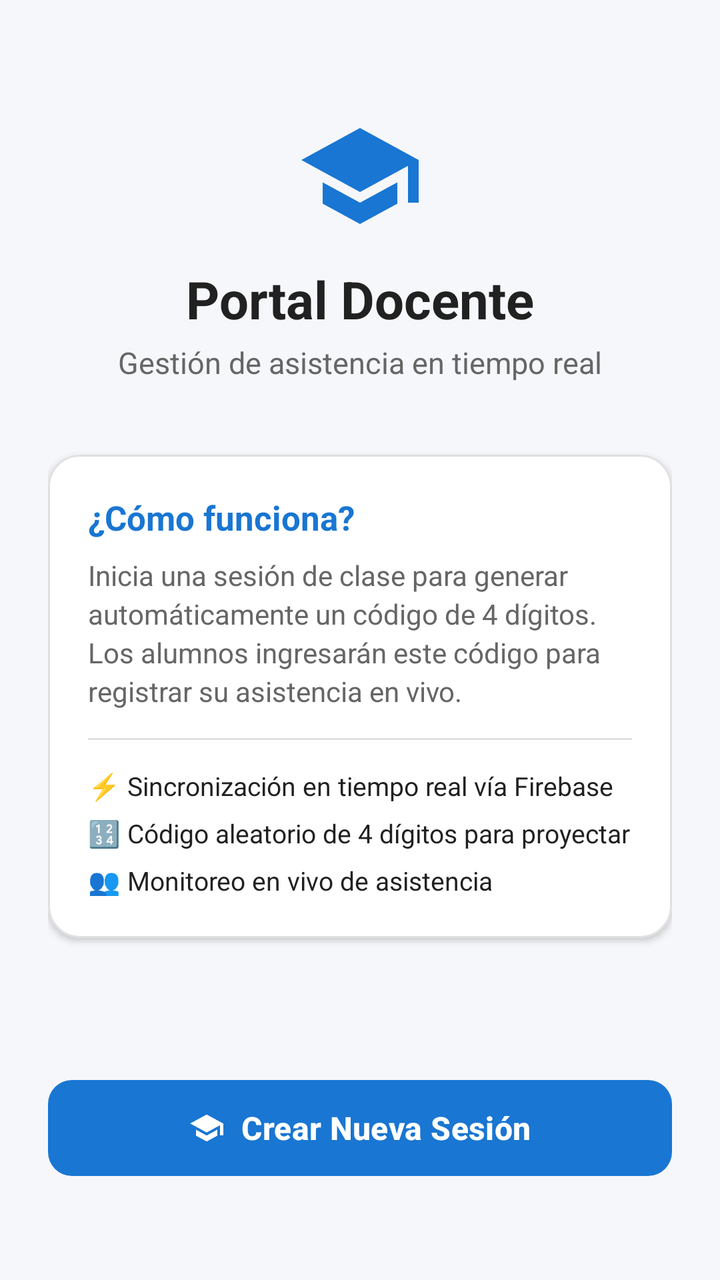
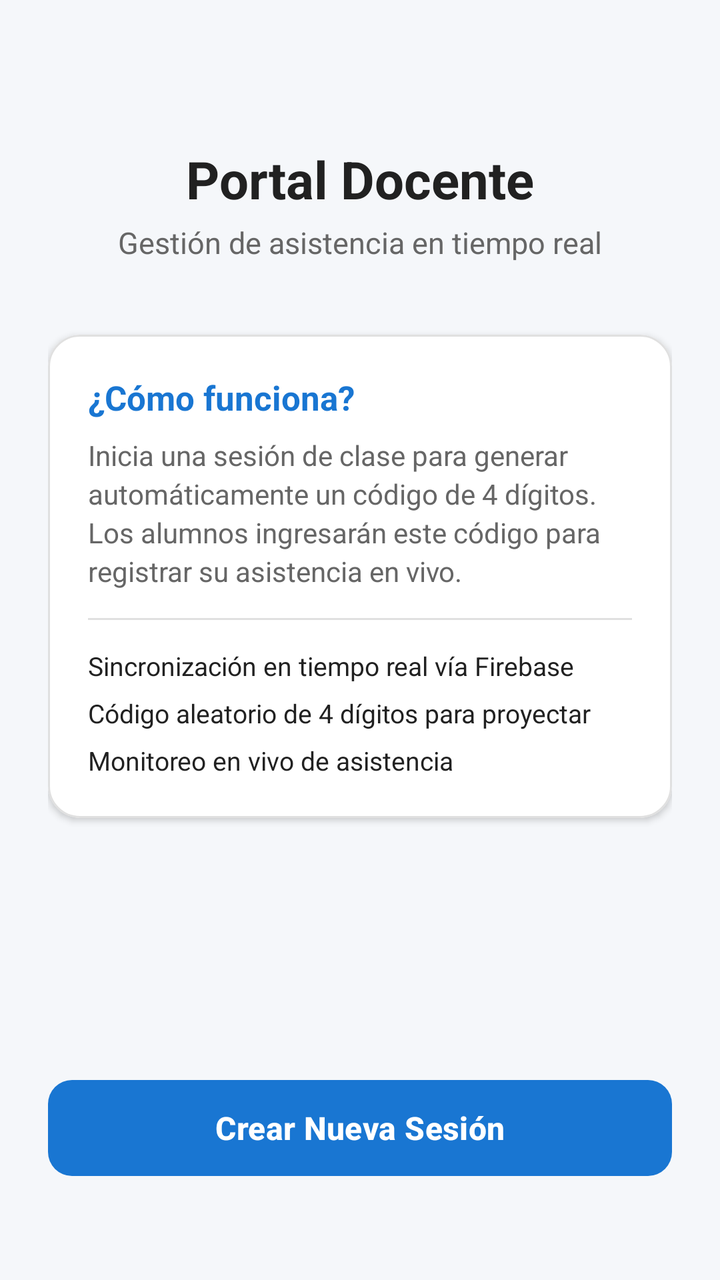

The first picture is an Android layout as it rendered before a commit; the second is the same layout after the commit. The layout source and the unified diff follow.
<!-- AndroidManifest.xml: application theme Theme.Asistencia -->
<!-- res/layout/activity_principal.xml -->
<?xml version="1.0" encoding="utf-8"?>
<androidx.constraintlayout.widget.ConstraintLayout xmlns:android="http://schemas.android.com/apk/res/android"
    xmlns:app="http://schemas.android.com/apk/res-auto"
    xmlns:tools="http://schemas.android.com/tools"
    android:id="@+id/mainPrincipal"
    android:layout_width="match_parent"
    android:layout_height="match_parent"
    android:background="@color/background_soft"
    android:padding="24dp"
    tools:context=".ui.principal.PrincipalActivity">

    
    <ImageView
        android:id="@+id/ivIconoPortal"
        android:layout_width="64dp"
        android:layout_height="64dp"
        android:layout_marginTop="32dp"
        android:contentDescription="@string/app_name"
        android:src="@drawable/ic_school"
        app:layout_constraintEnd_toEndOf="parent"
        app:layout_constraintStart_toStartOf="parent"
        app:layout_constraintTop_toTopOf="parent"
        app:tint="@color/primary_blue" />

    <TextView
        android:id="@+id/tvTituloPortal"
        android:layout_width="wrap_content"
        android:layout_height="wrap_content"
        android:layout_marginTop="12dp"
        android:text="@string/title_portal_docente"
        android:textColor="@color/text_primary"
        android:textSize="26sp"
        android:textStyle="bold"
        app:layout_constraintEnd_toEndOf="parent"
        app:layout_constraintStart_toStartOf="parent"
        app:layout_constraintTop_toBottomOf="@id/ivIconoPortal" />

    <TextView
        android:id="@+id/tvSubtituloPortal"
        android:layout_width="wrap_content"
        android:layout_height="wrap_content"
        android:layout_marginTop="4dp"
        android:text="@string/subtitle_portal_docente"
        android:textColor="@color/text_secondary"
        android:textSize="15sp"
        app:layout_constraintEnd_toEndOf="parent"
        app:layout_constraintStart_toStartOf="parent"
        app:layout_constraintTop_toBottomOf="@id/tvTituloPortal" />

    
    <com.google.android.material.card.MaterialCardView
        android:id="@+id/cardInfo"
        android:layout_width="0dp"
        android:layout_height="wrap_content"
        android:layout_marginTop="36dp"
        app:cardBackgroundColor="@color/surface_card"
        app:cardCornerRadius="16dp"
        app:cardElevation="2dp"
        app:layout_constraintEnd_toEndOf="parent"
        app:layout_constraintStart_toStartOf="parent"
        app:layout_constraintTop_toBottomOf="@id/tvSubtituloPortal"
        app:strokeColor="@color/divider"
        app:strokeWidth="1dp">

        <LinearLayout
            android:layout_width="match_parent"
            android:layout_height="wrap_content"
            android:orientation="vertical"
            android:padding="20dp">

            <TextView
                android:id="@+id/tvCardTitulo"
                android:layout_width="match_parent"
                android:layout_height="wrap_content"
                android:text="¿Cómo funciona?"
                android:textColor="@color/primary_blue"
                android:textSize="17sp"
                android:textStyle="bold" />

            <TextView
                android:id="@+id/tvCardDescripcion"
                android:layout_width="match_parent"
                android:layout_height="wrap_content"
                android:layout_marginTop="8dp"
                android:lineSpacingExtra="3dp"
                android:text="@string/info_profesor"
                android:textColor="@color/text_secondary"
                android:textSize="14sp" />

            <View
                android:layout_width="match_parent"
                android:layout_height="1dp"
                android:layout_marginTop="14dp"
                android:layout_marginBottom="14dp"
                android:background="@color/divider" />

            <TextView
                android:id="@+id/tvCaracteristica1"
                android:layout_width="match_parent"
                android:layout_height="wrap_content"
                android:text="⚡ Sincronización en tiempo real vía Firebase"
                android:textColor="@color/text_primary"
                android:textSize="13sp" />

            <TextView
                android:id="@+id/tvCaracteristica2"
                android:layout_width="match_parent"
                android:layout_height="wrap_content"
                android:layout_marginTop="6dp"
                android:text="🔢 Código aleatorio de 4 dígitos para proyectar"
                android:textColor="@color/text_primary"
                android:textSize="13sp" />

            <TextView
                android:id="@+id/tvCaracteristica3"
                android:layout_width="match_parent"
                android:layout_height="wrap_content"
                android:layout_marginTop="6dp"
                android:text="👥 Monitoreo en vivo de asistencia"
                android:textColor="@color/text_primary"
                android:textSize="13sp" />

        </LinearLayout>
    </com.google.android.material.card.MaterialCardView>

    
    <com.google.android.material.button.MaterialButton
        android:id="@+id/btnCrearSesion"
        android:layout_width="0dp"
        android:layout_height="56dp"
        android:layout_marginBottom="24dp"
        android:text="@string/btn_crear_sesion"
        android:textAllCaps="false"
        android:textSize="16sp"
        android:textStyle="bold"
        app:backgroundTint="@color/primary_blue"
        app:cornerRadius="12dp"
        app:icon="@drawable/ic_school"
        app:iconGravity="textStart"
        app:layout_constraintBottom_toBottomOf="parent"
        app:layout_constraintEnd_toEndOf="parent"
        app:layout_constraintStart_toStartOf="parent" />

</androidx.constraintlayout.widget.ConstraintLayout>
<!-- resources referenced by this layout -->
<resources>
  <color name="background_soft">#F5F7FA</color>
  <color name="divider">#E0E0E0</color>
  <color name="primary_blue">#1976D2</color>
  <color name="surface_card">#FFFFFF</color>
  <color name="text_primary">#212121</color>
  <color name="text_secondary">#666666</color>
  <!-- drawable ic_school (drawable) -->
  <vector xmlns:android="http://schemas.android.com/apk/res/android"
      android:width="24dp"
      android:height="24dp"
      android:viewportWidth="24"
      android:viewportHeight="24">
    <path
        android:fillColor="#FF000000"
        android:pathData="M5,13.18v4L12,21l7,-3.82v-4L12,17l-7,-3.82zM12,3L1,9l11,6 9,-4.91V17h2V9L12,3z"/>
  </vector>
  <string name="app_name">Asistencia Profesor</string>
  <string name="btn_crear_sesion">Crear Nueva Sesión</string>
  <string name="info_profesor">Inicia una sesión de clase para generar automáticamente un código de 4 dígitos. Los alumnos ingresarán este código para registrar su asistencia en vivo.</string>
  <string name="subtitle_portal_docente">Gestión de asistencia en tiempo real</string>
  <string name="title_portal_docente">Portal Docente</string>
  <style name="Theme.Asistencia" parent="Base.Theme.Asistencia" />
  <style name="Base.Theme.Asistencia" parent="Theme.Material3.DayNight.NoActionBar">
          
          
      </style>
</resources>

<!-- the commit's change to res/layout/activity_principal.xml (unified diff, before → after) -->
@@ -9,31 +9,18 @@
     android:padding="24dp"
     tools:context=".ui.principal.PrincipalActivity">
 
-    
-    <ImageView
-        android:id="@+id/ivIconoPortal"
-        android:layout_width="64dp"
-        android:layout_height="64dp"
-        android:layout_marginTop="32dp"
-        android:contentDescription="@string/app_name"
-        android:src="@drawable/ic_school"
-        app:layout_constraintEnd_toEndOf="parent"
-        app:layout_constraintStart_toStartOf="parent"
-        app:layout_constraintTop_toTopOf="parent"
-        app:tint="@color/primary_blue" />
-
     <TextView
         android:id="@+id/tvTituloPortal"
         android:layout_width="wrap_content"
         android:layout_height="wrap_content"
-        android:layout_marginTop="12dp"
+        android:layout_marginTop="48dp"
         android:text="@string/title_portal_docente"
         android:textColor="@color/text_primary"
         android:textSize="26sp"
         android:textStyle="bold"
         app:layout_constraintEnd_toEndOf="parent"
         app:layout_constraintStart_toStartOf="parent"
-        app:layout_constraintTop_toBottomOf="@id/ivIconoPortal" />
+        app:layout_constraintTop_toTopOf="parent" />
 
     <TextView
         android:id="@+id/tvSubtituloPortal"
@@ -98,7 +85,7 @@
                 android:id="@+id/tvCaracteristica1"
                 android:layout_width="match_parent"
                 android:layout_height="wrap_content"
-                android:text="⚡ Sincronización en tiempo real vía Firebase"
+                android:text="Sincronización en tiempo real vía Firebase"
                 android:textColor="@color/text_primary"
                 android:textSize="13sp" />
 
@@ -107,7 +94,7 @@
                 android:layout_width="match_parent"
                 android:layout_height="wrap_content"
                 android:layout_marginTop="6dp"
-                android:text="🔢 Código aleatorio de 4 dígitos para proyectar"
+                android:text="Código aleatorio de 4 dígitos para proyectar"
                 android:textColor="@color/text_primary"
                 android:textSize="13sp" />
 
@@ -116,7 +103,7 @@
                 android:layout_width="match_parent"
                 android:layout_height="wrap_content"
                 android:layout_marginTop="6dp"
-                android:text="👥 Monitoreo en vivo de asistencia"
+                android:text="Monitoreo en vivo de asistencia"
                 android:textColor="@color/text_primary"
                 android:textSize="13sp" />
 
@@ -135,8 +122,6 @@
         android:textStyle="bold"
         app:backgroundTint="@color/primary_blue"
         app:cornerRadius="12dp"
-        app:icon="@drawable/ic_school"
-        app:iconGravity="textStart"
         app:layout_constraintBottom_toBottomOf="parent"
         app:layout_constraintEnd_toEndOf="parent"
         app:layout_constraintStart_toStartOf="parent" />
<!-- resource entries referenced after the edit -->
@@ -6,17 +6,6 @@
   <color name="surface_card">#FFFFFF</color>
   <color name="text_primary">#212121</color>
   <color name="text_secondary">#666666</color>
-  <!-- drawable ic_school (drawable) -->
-  <vector xmlns:android="http://schemas.android.com/apk/res/android"
-      android:width="24dp"
-      android:height="24dp"
-      android:viewportWidth="24"
-      android:viewportHeight="24">
-    <path
-        android:fillColor="#FF000000"
-        android:pathData="M5,13.18v4L12,21l7,-3.82v-4L12,17l-7,-3.82zM12,3L1,9l11,6 9,-4.91V17h2V9L12,3z"/>
-  </vector>
-  <string name="app_name">Asistencia Profesor</string>
   <string name="btn_crear_sesion">Crear Nueva Sesión</string>
   <string name="info_profesor">Inicia una sesión de clase para generar automáticamente un código de 4 dígitos. Los alumnos ingresarán este código para registrar su asistencia en vivo.</string>
   <string name="subtitle_portal_docente">Gestión de asistencia en tiempo real</string>
